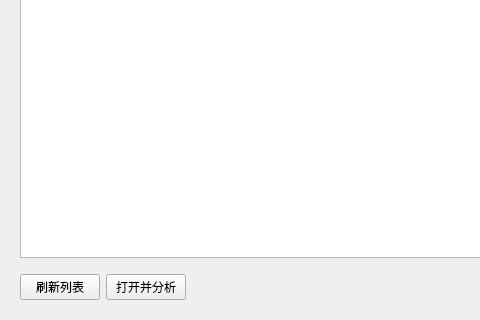
Qt form src/ui/history_panel.ui (IceSugarZxy/MARS-pro) before a commit; both pictures show x 0 to 480 and y 280 to 600 of the 900 by 600 pixel window.
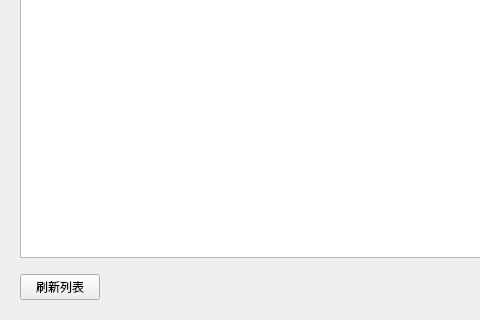
The same form after that commit.

Commit message: Update history and waveform UI behavior

```diff
--- a/src/ui/history_panel.ui
+++ b/src/ui/history_panel.ui
@@ -195,13 +195,6 @@
           </property>
          </widget>
         </item>
-        <item>
-         <widget class="QPushButton" name="btn_open">
-          <property name="text">
-           <string>打开并分析</string>
-          </property>
-         </widget>
-        </item>
         <item>
          <spacer name="btn_spacer">
           <property name="orientation">
```
The commit also changes 10 other files.
